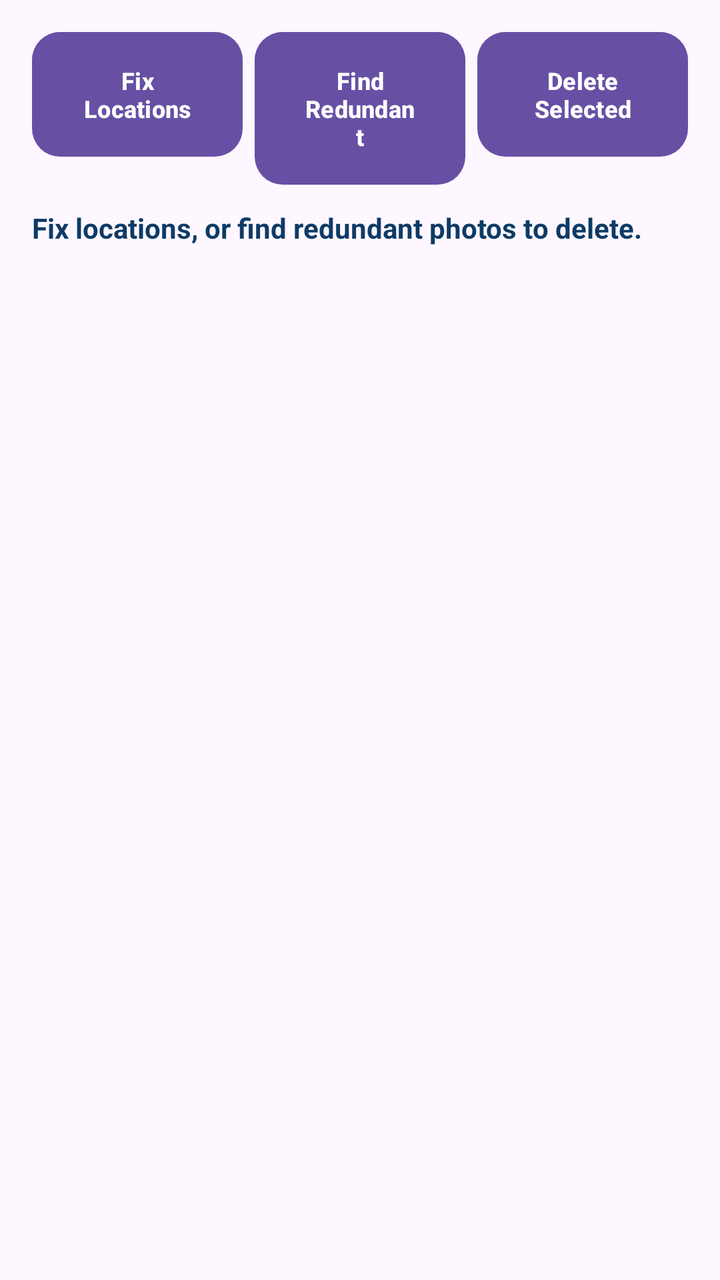
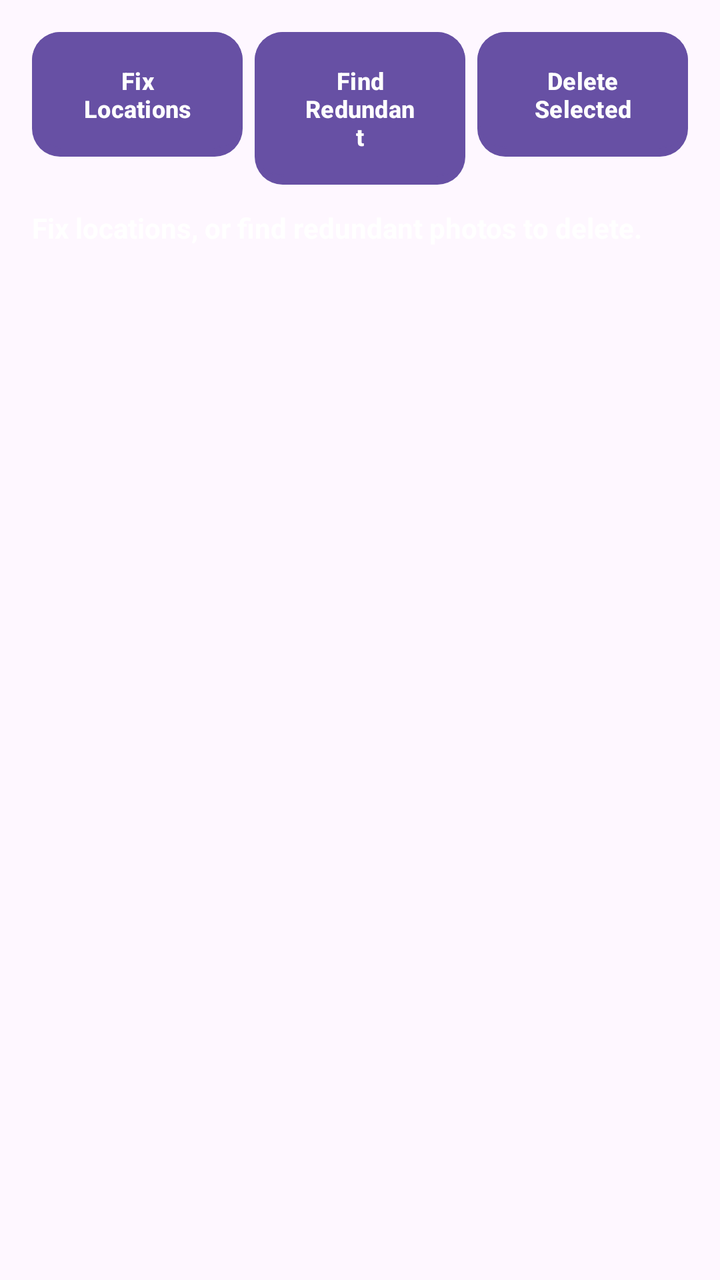

Before-and-after screenshots of an Android layout around one commit, followed by the original layout XML and the change that was made.
<!-- AndroidManifest.xml: application theme Theme.Material3.DayNight -->
<!-- res/layout/fragment_edit_photos.xml -->
<?xml version="1.0" encoding="utf-8"?>
<LinearLayout xmlns:android="http://schemas.android.com/apk/res/android"
    android:layout_width="match_parent"
    android:layout_height="match_parent"
    android:orientation="vertical"
    android:padding="16dp">

    <LinearLayout
        android:layout_width="match_parent"
        android:layout_height="wrap_content"
        android:orientation="horizontal"
        android:baselineAligned="false">

        <Button
            android:id="@+id/fixLocationsButton"
            android:layout_width="0dp"
            android:layout_weight="1"
            android:layout_height="wrap_content"
            android:layout_marginEnd="6dp"
            android:background="@drawable/btn_3d"
            android:textColor="@android:color/white"
            android:textStyle="bold"
            android:textSize="12sp"
            android:paddingVertical="12dp"
            android:text="@string/fix_locations" />

        <Button
            android:id="@+id/findRedundantButton"
            android:layout_width="0dp"
            android:layout_weight="1"
            android:layout_height="wrap_content"
            android:layout_marginEnd="6dp"
            android:background="@drawable/btn_3d"
            android:textColor="@android:color/white"
            android:textStyle="bold"
            android:textSize="12sp"
            android:paddingVertical="12dp"
            android:text="@string/find_redundant" />

        <Button
            android:id="@+id/deleteSelectedButton"
            android:layout_width="0dp"
            android:layout_weight="1"
            android:layout_height="wrap_content"
            android:background="@drawable/btn_3d"
            android:textColor="@android:color/white"
            android:textStyle="bold"
            android:textSize="12sp"
            android:paddingVertical="12dp"
            android:text="@string/delete_selected" />

    </LinearLayout>

    <TextView
        android:id="@+id/statusText"
        android:layout_width="match_parent"
        android:layout_height="wrap_content"
        android:layout_marginTop="12dp"
        android:textSize="14sp"
        android:textStyle="bold"
        android:textColor="#0D3B66"
        android:text="@string/edit_intro" />

    <FrameLayout
        android:layout_width="match_parent"
        android:layout_height="0dp"
        android:layout_weight="1"
        android:layout_marginTop="12dp">

        <androidx.recyclerview.widget.RecyclerView
            android:id="@+id/photosList"
            android:layout_width="match_parent"
            android:layout_height="match_parent" />

        
        <TextView
            android:id="@+id/emptyMessage"
            android:layout_width="wrap_content"
            android:layout_height="wrap_content"
            android:layout_gravity="center"
            android:padding="24dp"
            android:gravity="center"
            android:textSize="20sp"
            android:textStyle="bold"
            android:textColor="#0D3B66"
            android:visibility="gone" />

    </FrameLayout>

    
    <LinearLayout
        android:id="@+id/deleteBar"
        android:layout_width="match_parent"
        android:layout_height="wrap_content"
        android:orientation="horizontal"
        android:layout_marginTop="8dp"
        android:baselineAligned="false"
        android:visibility="gone">

        <Button
            android:id="@+id/deleteButton"
            android:layout_width="0dp"
            android:layout_weight="1"
            android:layout_height="wrap_content"
            android:layout_marginEnd="6dp"
            android:background="@drawable/btn_3d"
            android:textColor="@android:color/white"
            android:textStyle="bold"
            android:paddingVertical="12dp"
            android:text="@string/delete_button" />

        <Button
            android:id="@+id/cancelButton"
            android:layout_width="0dp"
            android:layout_weight="1"
            android:layout_height="wrap_content"
            android:background="@drawable/btn_3d"
            android:textColor="@android:color/white"
            android:textStyle="bold"
            android:paddingVertical="12dp"
            android:text="@string/cancel_button" />

    </LinearLayout>

</LinearLayout>
<!-- resources referenced by this layout -->
<resources>
  <!-- drawable btn_3d (drawable) -->
  <selector xmlns:android="http://schemas.android.com/apk/res/android">
      
      <item android:state_pressed="true">
          <shape android:shape="rectangle">
              <corners android:radius="14dp" />
              <gradient
                  android:angle="90"
                  android:startColor="#1565C0"
                  android:endColor="#1E88E5" />
              <stroke
                  android:width="1dp"
                  android:color="#0D47A1" />
          </shape>
      </item>
      
      <item>
          <layer-list>
              <item>
                  <shape android:shape="rectangle">
                      <corners android:radius="14dp" />
                      <solid android:color="#0D47A1" />
                  </shape>
              </item>
              <item android:bottom="4dp">
                  <shape android:shape="rectangle">
                      <corners android:radius="14dp" />
                      <gradient
                          android:angle="90"
                          android:startColor="#64B5F6"
                          android:endColor="#1E88E5" />
                      <stroke
                          android:width="1dp"
                          android:color="#0D47A1" />
                  </shape>
              </item>
          </layer-list>
      </item>
  </selector>
  <string name="cancel_button">Cancel</string>
  <string name="delete_button">Delete</string>
  <string name="delete_selected">Delete Selected</string>
  <string name="edit_intro">Fix locations, or find redundant photos to delete.</string>
  <string name="find_redundant">Find Redundant</string>
  <string name="fix_locations">Fix Locations</string>
</resources>

<!-- the commit's change to res/layout/fragment_edit_photos.xml (unified diff, before → after) -->
@@ -58,7 +58,7 @@
         android:layout_marginTop="12dp"
         android:textSize="14sp"
         android:textStyle="bold"
-        android:textColor="#0D3B66"
+        android:textColor="@android:color/white"
         android:text="@string/edit_intro" />
 
     <FrameLayout
@@ -82,7 +82,7 @@
             android:gravity="center"
             android:textSize="20sp"
             android:textStyle="bold"
-            android:textColor="#0D3B66"
+            android:textColor="@android:color/white"
             android:visibility="gone" />
 
     </FrameLayout>
